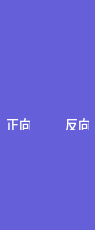
hqtecheptech/MagicPill, file yhfp/singleemform.ui: the form before one commit.
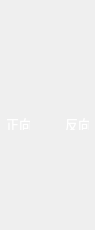
The form after the commit. Icons and pictures are not drawn.

Patch:
```diff
--- a/yhfp/singleemform.ui
+++ b/yhfp/singleemform.ui
@@ -14,7 +14,7 @@
    <string>Form</string>
   </property>
   <property name="styleSheet">
-   <string notr="true">background-color: rgb(101, 96, 218);</string>
+   <string notr="true"/>
   </property>
   <widget class="QLabel" name="dp_1_label">
    <property name="geometry">
```
